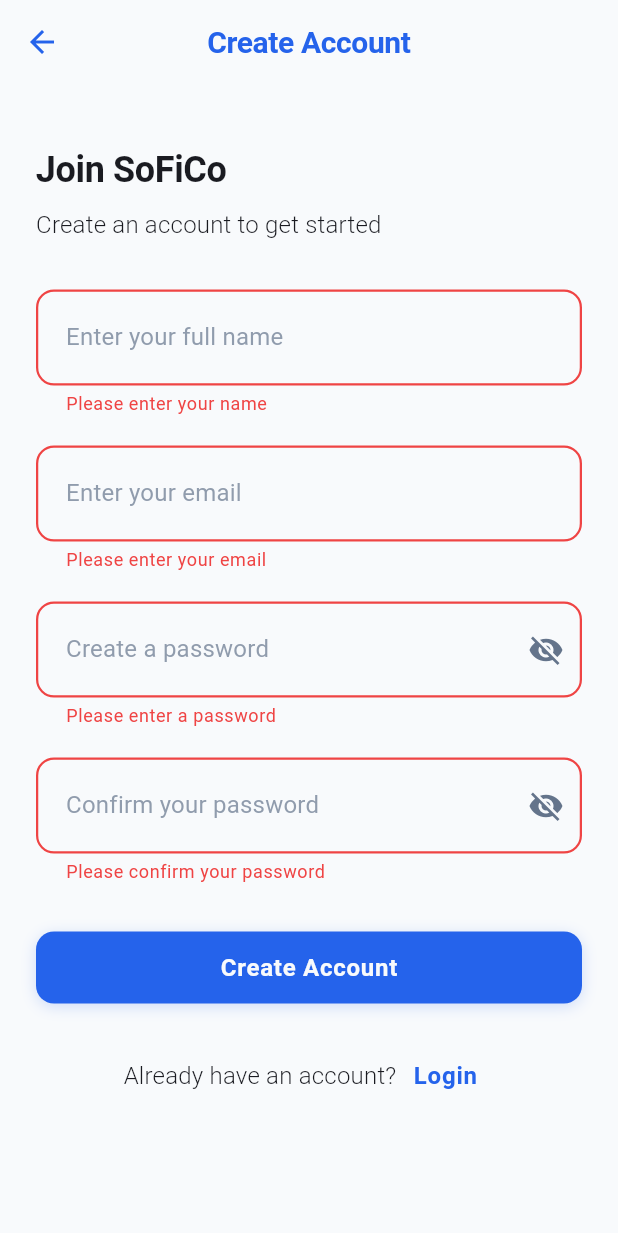
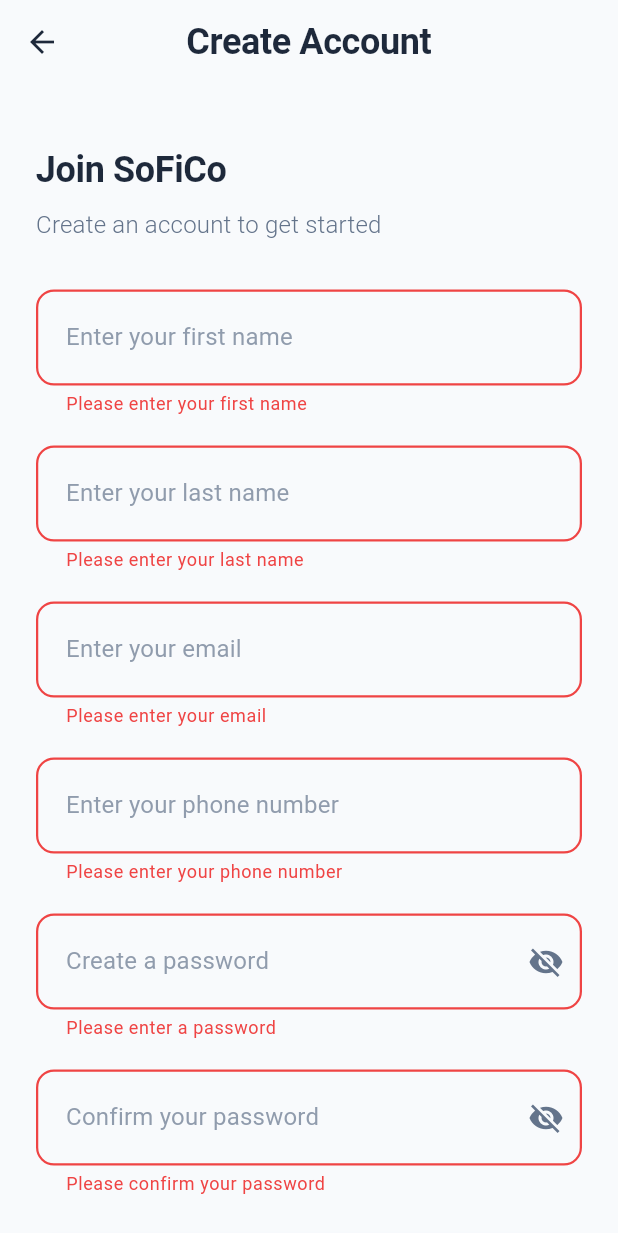
Before and after one commit to devinllc/SoFiCo, a Flutter app: the SignupScreen screen opened directly, after a tap on "Create Account", on a phone screen of 412 x 824 dp. Shown: the top 1233 px of the screen. Run offline on Flutter 3.47's test engine with Material 3 defaults, Android fonts, the phone set to English and light mode, and no system bars; our stand-ins replace dio, flutter_secure_storage; accounts and stored records are empty; Roboto replaces fonts that are missing (Poppins).

Commit message:
backwend fix and flutter

```diff
--- a/client/mobile/sofico/lib/screens/auth/signup_screen.dart
+++ b/client/mobile/sofico/lib/screens/auth/signup_screen.dart
@@ -1,8 +1,11 @@
 import 'package:flutter/material.dart';
 import '../../constants/colors.dart';
 import '../../constants/text_styles.dart';
+import '../../services/service_provider.dart';
+import '../../services/auth_service.dart';
 import '../../widgets/custom_button.dart';
 import '../../widgets/custom_text_field.dart';
+import '../home/home_screen.dart';
 
 class SignupScreen extends StatefulWidget {
   const SignupScreen({Key? key}) : super(key: key);
@@ -13,27 +16,108 @@
 
 class _SignupScreenState extends State<SignupScreen> {
   final _formKey = GlobalKey<FormState>();
-  final _nameController = TextEditingController();
+  final _firstNameController = TextEditingController();
+  final _lastNameController = TextEditingController();
   final _emailController = TextEditingController();
+  final _phoneController = TextEditingController();
   final _passwordController = TextEditingController();
   final _confirmPasswordController = TextEditingController();
+  late final AuthService _authService;
   bool _obscurePassword = true;
   bool _obscureConfirmPassword = true;
+  bool _isLoading = false;
+
+  @override
+  void initState() {
+    super.initState();
+    _authService = ServiceProvider.of(context).authService;
+  }
 
   @override
   void dispose() {
-    _nameController.dispose();
+    _firstNameController.dispose();
+    _lastNameController.dispose();
     _emailController.dispose();
+    _phoneController.dispose();
     _passwordController.dispose();
     _confirmPasswordController.dispose();
     super.dispose();
   }
 
+  Future<void> _signup() async {
+    if (_formKey.currentState!.validate()) {
+      setState(() => _isLoading = true);
+
+      try {
+        print('Attempting registration with email: ${_emailController.text.trim()}');
+        final response = await _authService.register(
+          firstName: _firstNameController.text.trim(),
+          lastName: _lastNameController.text.trim(),
+          email: _emailController.text.trim(),
+          phone: _phoneController.text.trim(),
+          password: _passwordController.text,
+        );
+        print('Registration response: $response');
+
+        if (mounted) {
+          // Check if registration was successful and we have user data
+          if (_authService.currentUser != null) {
+            print('Registration successful for user: ${_authService.currentUser!['email']}');
+            // Show success message
+            ScaffoldMessenger.of(context).showSnackBar(
+              const SnackBar(
+                content: Text('Account created successfully!'),
+                backgroundColor: AppColors.success,
+              ),
+            );
+
+            // Navigate to home screen
+            Navigator.pushReplacement(
+              context,
+              MaterialPageRoute(builder: (context) => const HomeScreen()),
+            );
+          } else {
+            print('Registration successful but no user data received');
+            throw Exception('Registration successful but no user data received');
+          }
+        }
+      } catch (e, stackTrace) {
+        print('Registration error: $e');
+        print('Stack trace: $stackTrace');
+        if (mounted) {
+          // Show error message
+          ScaffoldMessenger.of(context).showSnackBar(
+            SnackBar(
+              content: Text(e.toString().replaceAll('Exception: ', '')),
+              backgroundColor: AppColors.error,
+            ),
+          );
+        }
+      } finally {
+        if (mounted) {
+          setState(() => _isLoading = false);
+        }
+      }
+    }
+  }
+
   @override
   Widget build(BuildContext context) {
     return Scaffold(
+      backgroundColor: AppColors.background,
       appBar: AppBar(
-        title: const Text('Create Account'),
+        backgroundColor: AppColors.background,
+        elevation: 0,
+        leading: IconButton(
+          icon: const Icon(Icons.arrow_back, color: AppColors.textDark),
+          onPressed: () => Navigator.pop(context),
+        ),
+        title: Text(
+          'Create Account',
+          style: AppTextStyles.heading2.copyWith(
+            color: AppColors.textDark,
+          ),
+        ),
       ),
       body: SafeArea(
         child: SingleChildScrollView(
@@ -46,26 +130,45 @@
                 const SizedBox(height: 16),
 
                 // Welcome text
-                const Text(
+                Text(
                   'Join SoFiCo',
-                  style: AppTextStyles.heading2,
+                  style: AppTextStyles.heading2.copyWith(
+                    color: AppColors.textDark,
+                  ),
                 ),
                 const SizedBox(height: 8),
-                const Text(
+                Text(
                   'Create an account to get started',
-                  style: AppTextStyles.bodyLight,
+                  style: AppTextStyles.bodyLight.copyWith(
+                    color: AppColors.textLight,
+                  ),
                 ),
 
                 const SizedBox(height: 32),
 
-                // Name field
+                // First Name field
                 CustomTextField(
-                  label: 'Full Name',
-                  hint: 'Enter your full name',
-                  controller: _nameController,
+                  label: 'First Name',
+                  hint: 'Enter your first name',
+                  controller: _firstNameController,
                   validator: (value) {
                     if (value == null || value.isEmpty) {
-                      return 'Please enter your name';
+                      return 'Please enter your first name';
+                    }
+                    return null;
+                  },
+                ),
+
+                const SizedBox(height: 20),
+
+                // Last Name field
+                CustomTextField(
+                  label: 'Last Name',
+                  hint: 'Enter your last name',
+                  controller: _lastNameController,
+                  validator: (value) {
+                    if (value == null || value.isEmpty) {
+                      return 'Please enter your last name';
                     }
                     return null;
                   },
@@ -85,6 +188,25 @@
                     }
                     if (!value.contains('@') || !value.contains('.')) {
                       return 'Please enter a valid email';
+                    }
+                    return null;
+                  },
+                ),
+
+                const SizedBox(height: 20),
+
+                // Phone field
+                CustomTextField(
+                  label: 'Phone Number',
+                  hint: 'Enter your phone number',
+                  controller: _phoneController,
+                  keyboardType: TextInputType.phone,
+                  validator: (value) {
+                    if (value == null || value.isEmpty) {
+                      return 'Please enter your phone number';
+                    }
+                    if (value.length < 10) {
+                      return 'Please enter a valid phone number';
                     }
                     return null;
                   },
@@ -155,15 +277,8 @@
                 // Sign up button
                 CustomButton(
                   text: 'Create Account',
-                  onPressed: () {
-                    if (_formKey.currentState!.validate()) {
-                      // TODO: Implement signup functionality
-                      ScaffoldMessenger.of(context).showSnackBar(
-                        const SnackBar(content: Text('Account created successfully')),
-                      );
-                      Navigator.pop(context); // Go back to login screen
-                    }
-                  },
+                  onPressed: _signup,
+                  isLoading: _isLoading,
                 ),
 
                 const SizedBox(height: 24),
@@ -172,17 +287,19 @@
                 Row(
                   mainAxisAlignment: MainAxisAlignment.center,
                   children: [
-                    const Text(
+                    Text(
                       'Already have an account?',
-                      style: AppTextStyles.bodyLight,
+                      style: AppTextStyles.bodyLight.copyWith(
+                        color: AppColors.textLight,
+                      ),
                     ),
                     TextButton(
                       onPressed: () {
                         Navigator.pop(context);
                       },
-                      child: const Text(
+                      child: Text(
                         'Login',
-                        style: TextStyle(
+                        style: AppTextStyles.body.copyWith(
                           color: AppColors.primary,
                           fontWeight: FontWeight.w600,
                         ),
```
Also changed, not shown: client/mobile/sofico/lib/screens/auth/login_screen.dart (+60 -11 lines), client/mobile/sofico/lib/services/agent_service.dart (+26 -36 lines), client/mobile/sofico/lib/services/auth_service.dart (+129 -46 lines), client/mobile/sofico/lib/services/loan_service.dart (+17 -33 lines), client/mobile/sofico/lib/services/scheme_service.dart (+16 -33 lines), 6 other files.
